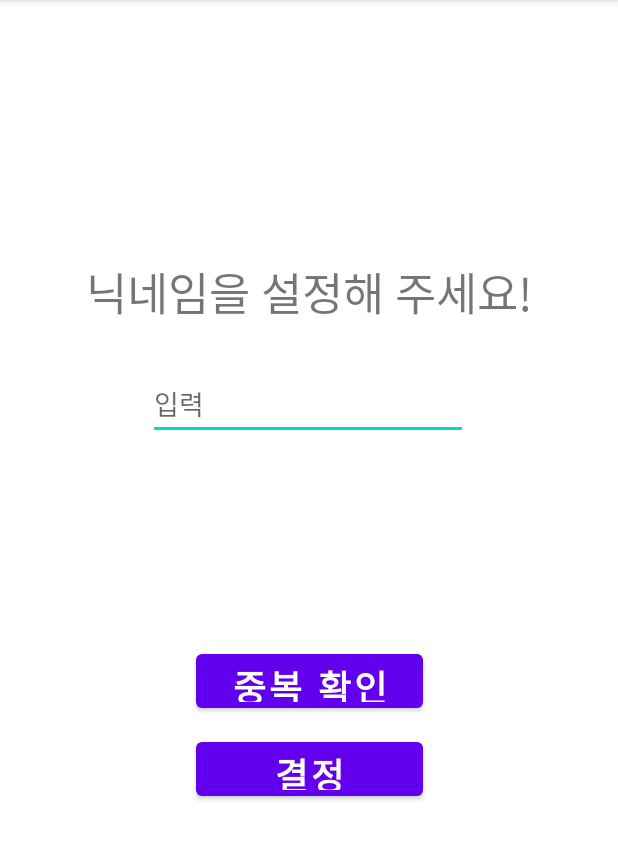
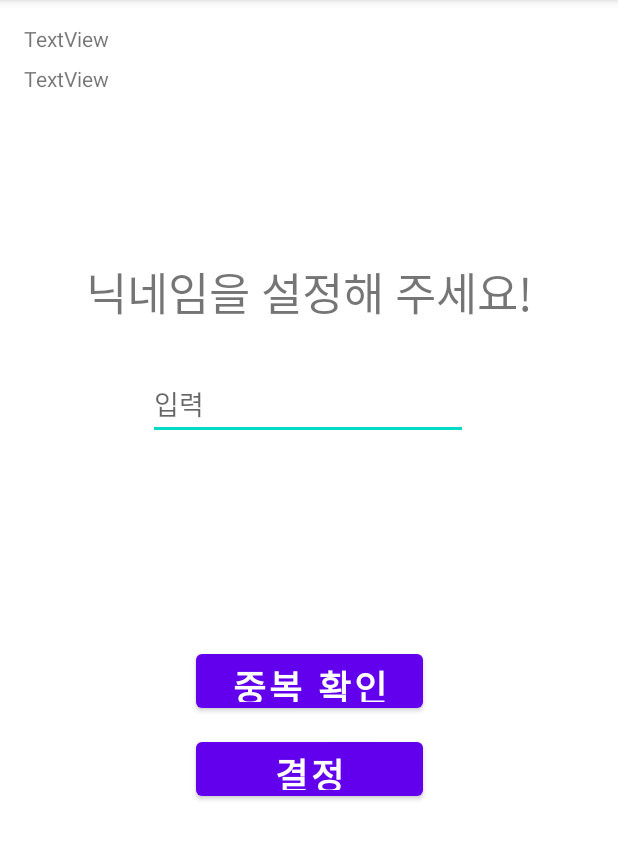
Before and after one commit to nakyung128/KbeeProject, an Android app: the NicknameActivity screen opened directly, with no data from a screen before it, on a phone screen of 412 x 824 dp, the part 84-944 px from its top. Run offline under Robolectric (Android 15) with nearby library versions, the phone set to English and light mode, and no system bars; libraries missing offline, so code that uses them is left out: com.kakao.sdk; 1 statement that could not run was skipped.

Commit message:
회원 번호, 이메일 잘 불러와지는지

```diff
--- a/app/build.gradle
+++ b/app/build.gradle
@@ -8,7 +8,7 @@ apply plugin: 'com.google.gms.google-services'
 android {
     signingConfigs {
         debug {
-            storeFile file('C:\\TAVE\\K_bee\\HashKey.jks')
+            storeFile file('C:\\TAVE\\K_bee\\app\\HashKey.jks')
             storePassword 'honeycom'
             keyAlias 'HashKey'
             keyPassword 'honeycom'
--- a/app/src/main/java/com/example/k_bee/NicknameActivity.kt
+++ b/app/src/main/java/com/example/k_bee/NicknameActivity.kt
@@ -4,11 +4,16 @@ import androidx.appcompat.app.AppCompatActivity
 import android.os.Bundle
 import android.widget.Button
 import android.widget.EditText
+import android.widget.TextView
+import android.widget.Toast
+import com.kakao.sdk.user.UserApiClient
 
 class NicknameActivity : AppCompatActivity() {
     lateinit var nameEdit: EditText
     lateinit var checkBtn: Button
     lateinit var applyBtn: Button
+    lateinit var number: TextView
+    lateinit var mail: TextView
 
     override fun onCreate(savedInstanceState: Bundle?) {
         super.onCreate(savedInstanceState)
@@ -17,6 +22,19 @@ class NicknameActivity : AppCompatActivity() {
         nameEdit = findViewById(R.id.nameEdit) // 입력
         checkBtn = findViewById(R.id.checkBtn) // 중복 확인 버튼
         applyBtn = findViewById(R.id.applyBtn) // 결정 버튼
+        number = findViewById(R.id.textView3)
+        mail = findViewById(R.id.textView4)
+
+        UserApiClient.instance.me { user, error ->
+            if (error != null) {
+                Toast.makeText(this, "사용자 정보 요청 실패", Toast.LENGTH_SHORT).show()
+            }
+            else if (user != null) {
+                Toast.makeText(this, "정보 요청 성공", Toast.LENGTH_SHORT).show()
+                number.text = "회원 번호: ${user.id}"
+                number.text = "이메일: ${user.kakaoAccount?.email}"
+            }
+        }
 
         // 중복 확인 버튼 눌렀을 때
         checkBtn.setOnClickListener {
--- a/app/src/main/res/layout/activity_nickname.xml
+++ b/app/src/main/res/layout/activity_nickname.xml
@@ -60,4 +60,25 @@
         app:layout_constraintStart_toStartOf="parent"
         app:layout_constraintTop_toTopOf="parent"
         app:layout_constraintVertical_bias="0.679" />
+
+    <TextView
+        android:id="@+id/textView3"
+        android:layout_width="wrap_content"
+        android:layout_height="wrap_content"
+        android:layout_marginStart="16dp"
+        android:layout_marginTop="16dp"
+        android:text="TextView"
+        app:layout_constraintStart_toStartOf="parent"
+        app:layout_constraintTop_toTopOf="parent" />
+
+    <TextView
+        android:id="@+id/textView4"
+        android:layout_width="wrap_content"
+        android:layout_height="wrap_content"
+        android:layout_marginStart="16dp"
+        android:layout_marginTop="7dp"
+        android:text="TextView"
+        app:layout_constraintStart_toStartOf="parent"
+        app:layout_constraintTop_toBottomOf="@+id/textView3" />
+
 </androidx.constraintlayout.widget.ConstraintLayout>
```
Also changed, not shown: 2 other files.
